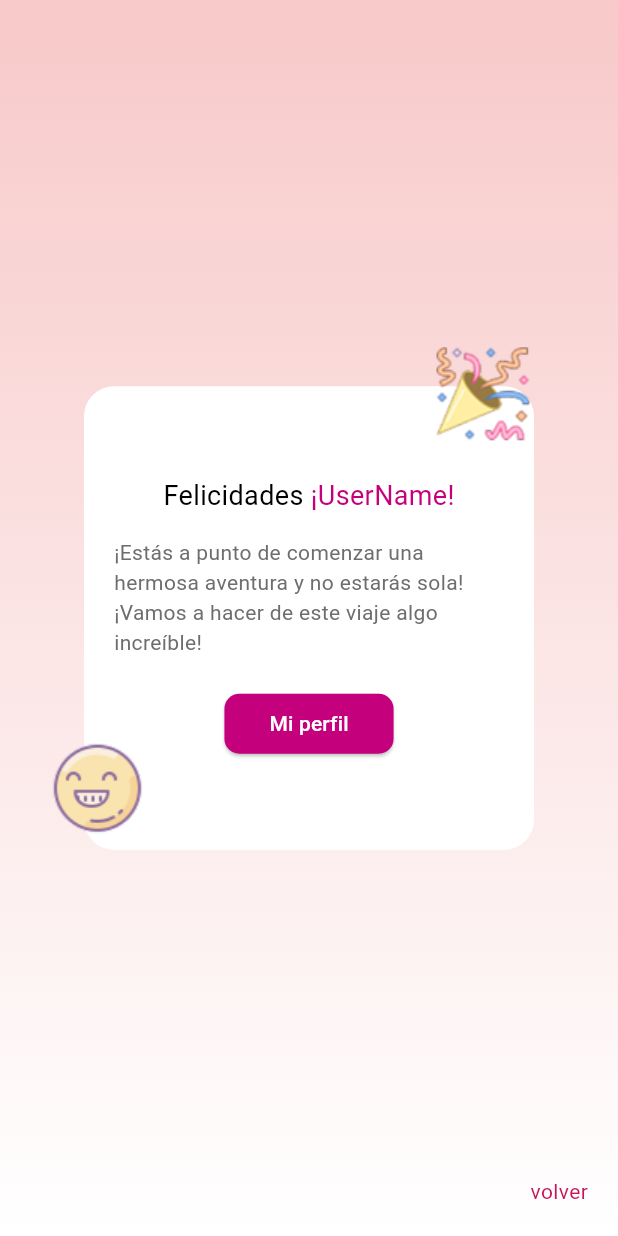
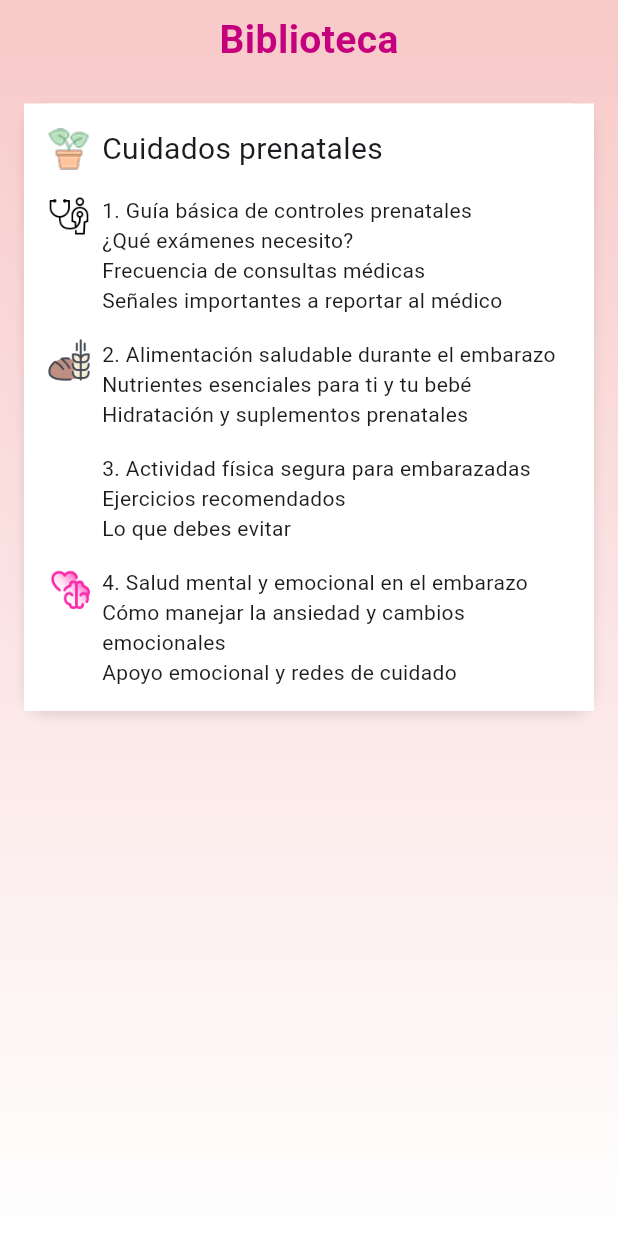
Before and after one commit to ilson28/maternal_care, a Flutter app: the screen it shows after launch, on a phone screen of 412 x 824 dp. Run offline on Flutter 3.47's test engine with Material 3 defaults, Android fonts, the phone set to English and light mode, and no system bars; our stand-ins replace google_fonts; Roboto replaces fonts that are missing (Inder).

```diff
--- a/lib/myApp.dart
+++ b/lib/myApp.dart
@@ -9,11 +9,13 @@ import 'package:maternalcare/screens/question_4.dart';
 import 'package:maternalcare/screens/question_5.dart';
 import 'package:maternalcare/screens/signup.dart';
 import 'package:maternalcare/screens/userProgress.dart';
+import 'package:maternalcare/screens/videosSection.dart';
 
 import 'package:maternalcare/screens/welcome.dart';
 import 'package:maternalcare/widgets/login_signup.dart';
 import 'package:maternalcare/widgets/menu.dart';
 import 'package:maternalcare/widgets/questions.dart';
+import 'package:maternalcare/widgets/whiteBox.dart';
 
 class MyApp extends StatelessWidget {
   const MyApp({super.key});
@@ -35,11 +37,13 @@ class MyApp extends StatelessWidget {
       initialRoute: "/",
       routes: {
         // "/": (context) => const Welcome(),
+        "/": (context) => const WhiteBox(),
         "/login": (context) => const Login(),
         "/signup": (context) => const Signup(),
         "/profile": (context) => const Profile(),
         "/user-progress": (context) => const UserProgress(),
-        "/": (context) => const CongratsScreen(),
+        "/congrats": (context) => const CongratsScreen(),
+        "/library": (context) => const VideosSection(),
         "/question_1": (context) => const Question_1(),
         "/question_2": (context) => const Question_2(),
         "/question_3": (context) => const Question_3(),
--- /dev/null
+++ b/lib/widgets/whiteBox.dart
@@ -0,0 +1,160 @@
+import 'package:flutter/material.dart';
+import 'package:maternalcare/utils/appColors.dart';
+
+class WhiteBox extends StatelessWidget {
+  const WhiteBox({super.key});
+
+  @override
+  Widget build(BuildContext context) {
+    return SafeArea(
+      child: Scaffold(
+        body: Container(
+          decoration: AppColors.backgroundApp,
+          child: Column(
+            children: [
+              Center(
+                child: Padding(
+                  padding: const EdgeInsets.all(8.0),
+                  child: Text("Biblioteca",
+                      style: TextStyle(
+                          color: AppColors.primary,
+                          fontWeight: FontWeight.bold,
+                          fontSize: 26)),
+                ),
+              ),
+              Container(
+                color: Colors.white,
+                margin: const EdgeInsets.all(16),
+                padding: const EdgeInsets.all(16),
+                decoration: BoxDecoration(
+                  color: Colors.white,
+                  borderRadius: BorderRadius.circular(16),
+                  boxShadow: [
+                    BoxShadow(
+                      color: Colors.black.withOpacity(0.1),
+                      blurRadius: 6,
+                      offset: const Offset(0, 3),
+                    ),
+                  ],
+                ),
+                child: Column(
+                  crossAxisAlignment: CrossAxisAlignment.start,
+                  children: [
+                    // Título general
+                    Row(
+                      children: [
+                        Image.asset(
+                          "assets/images/planta.png",
+                          width: 28,
+                          height: 28,
+                        ),
+                        const SizedBox(width: 8),
+                        const Text(
+                          "Cuidados prenatales",
+                          style: TextStyle(fontSize: 20),
+                        ),
+                      ],
+                    ),
+                    const SizedBox(height: 16),
+
+                    //////////////////////////////////////////////////////////////////////
+                    Row(
+                      crossAxisAlignment: CrossAxisAlignment.start,
+                      children: [
+                        Image.asset("assets/images/doctor.png",
+                            width: 28, height: 28),
+                        const SizedBox(width: 8),
+                        Expanded(
+                          child: Column(
+                            crossAxisAlignment: CrossAxisAlignment.start,
+                            children: const [
+                              Text("1. Guía básica de controles prenatales"),
+                              Text("¿Qué exámenes necesito?"),
+                              Text("Frecuencia de consultas médicas"),
+                              Text("Señales importantes a reportar al médico"),
+                            ],
+                          ),
+                        ),
+                      ],
+                    ),
+
+                    const SizedBox(height: 16),
+
+                    ////////////////////////////////////////////////////////////////////////////
+                    Row(
+                      crossAxisAlignment: CrossAxisAlignment.start,
+                      children: [
+                        Image.asset("assets/images/pan.png",
+                            width: 28, height: 28),
+                        const SizedBox(width: 8),
+                        Expanded(
+                          child: Column(
+                            crossAxisAlignment: CrossAxisAlignment.start,
+                            children: const [
+                              Text(
+                                  "2. Alimentación saludable durante el embarazo"),
+                              Text("Nutrientes esenciales para ti y tu bebé"),
+                              Text("Hidratación y suplementos prenatales"),
+                            ],
+                          ),
+                        ),
+                      ],
+                    ),
+
+                    const SizedBox(height: 16),
+                    ///////////////////////////////////////////////////////////////////////////
+                    Row(
+                      crossAxisAlignment: CrossAxisAlignment.start,
+                      children: [
+                        const SizedBox(width: 8),
+                        Expanded(
+                          child: Padding(
+                            padding: const EdgeInsets.only(left: 28),
+                            child: Column(
+                              crossAxisAlignment: CrossAxisAlignment.start,
+                              children: const [
+                                Text(
+                                  "3. Actividad física segura para embarazadas",
+                                ),
+                                Text("Ejercicios recomendados"),
+                                Text("Lo que debes evitar"),
+                              ],
+                            ),
+                          ),
+                        ),
+                      ],
+                    ),
+
+                    const SizedBox(height: 16),
+                    /////////////////////////////////////////////////////////////////////////
+                    Row(
+                      crossAxisAlignment: CrossAxisAlignment.start,
+                      children: [
+                        Image.asset("assets/images/corazon.png",
+                            width: 28, height: 28),
+                        const SizedBox(width: 8),
+                        Expanded(
+                          child: Column(
+                            crossAxisAlignment: CrossAxisAlignment.start,
+                            children: const [
+                              Text(
+                                "4. Salud mental y emocional en el embarazo",
+                              ),
+                              Text(
+                                  "Cómo manejar la ansiedad y cambios emocionales"),
+                              Text("Apoyo emocional y redes de cuidado"),
+                            ],
+                          ),
+                        ),
+                      ],
+                    ),
+                  ],
+                ),
+              ),
+            ],
+          ),
+        ),
+      ),
+    );
+  }
+}
```
Also changed, not shown: lib/screens/videosSection.dart (added, +176 -0 lines), lib/widgets/blogCard.dart (added, +47 -0 lines), assets/images/corazon.png (added), assets/images/doctor.png (added), assets/images/pan.png (added), assets/images/planta.png (added), assets/images/videodos.png (added), assets/images/videotres.png (added), assets/images/videouno.png (added).
